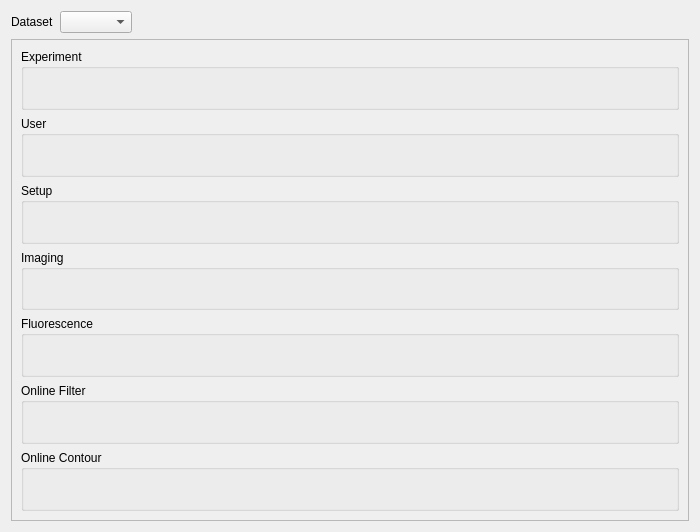
Qt form shapeout2/gui/analysis/ana_meta.ui (ZELLMECHANIK-DRESDEN/ShapeOut2) before a commit.
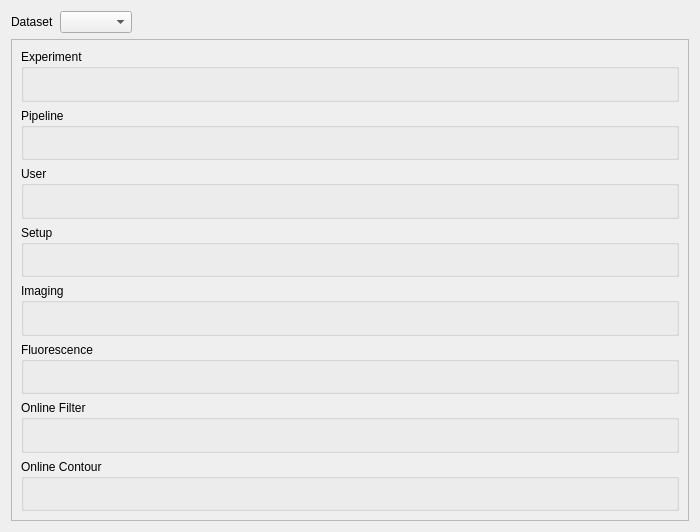
The same form after that commit.

Commit message: enh: show dcnum pipeline identifiers in Analysis view

```diff
--- a/shapeout2/gui/analysis/ana_meta.ui
+++ b/shapeout2/gui/analysis/ana_meta.ui
@@ -59,19 +59,27 @@
         <x>0</x>
         <y>0</y>
         <width>680</width>
-        <height>477</height>
+        <height>479</height>
        </rect>
       </property>
       <layout class="QGridLayout" name="gridLayout_2">
        <item row="4" column="0">
-        <widget class="QGroupBox" name="groupBox_fluorescence">
+        <widget class="QGroupBox" name="groupBox_imaging">
          <property name="title">
-          <string>Fluorescence</string>
+          <string>Imaging</string>
          </property>
-         <layout class="QVBoxLayout" name="verticalLayout_4"/>
+         <layout class="QVBoxLayout" name="verticalLayout_3"/>
         </widget>
        </item>
-       <item row="6" column="0">
+       <item row="3" column="0">
+        <widget class="QGroupBox" name="groupBox_setup">
+         <property name="title">
+          <string>Setup</string>
+         </property>
+         <layout class="QVBoxLayout" name="verticalLayout_2"/>
+        </widget>
+       </item>
+       <item row="7" column="0">
         <widget class="QGroupBox" name="groupBox_online_filter">
          <property name="title">
           <string>Online Filter</string>
@@ -90,31 +98,7 @@
          <layout class="QVBoxLayout" name="verticalLayout"/>
         </widget>
        </item>
-       <item row="7" column="0">
-        <widget class="QGroupBox" name="groupBox_online_contour">
-         <property name="title">
-          <string>Online Contour</string>
-         </property>
-         <layout class="QVBoxLayout" name="verticalLayout_6"/>
-        </widget>
-       </item>
-       <item row="3" column="0">
-        <widget class="QGroupBox" name="groupBox_imaging">
-         <property name="title">
-          <string>Imaging</string>
-         </property>
-         <layout class="QVBoxLayout" name="verticalLayout_3"/>
-        </widget>
-       </item>
        <item row="2" column="0">
-        <widget class="QGroupBox" name="groupBox_setup">
-         <property name="title">
-          <string>Setup</string>
-         </property>
-         <layout class="QVBoxLayout" name="verticalLayout_2"/>
-        </widget>
-       </item>
-       <item row="1" column="0">
         <widget class="QGroupBox" name="groupBox_user">
          <property name="title">
           <string>User</string>
@@ -122,6 +106,30 @@
          <layout class="QVBoxLayout" name="verticalLayout_8"/>
         </widget>
        </item>
+       <item row="5" column="0">
+        <widget class="QGroupBox" name="groupBox_fluorescence">
+         <property name="title">
+          <string>Fluorescence</string>
+         </property>
+         <layout class="QVBoxLayout" name="verticalLayout_4"/>
+        </widget>
+       </item>
+       <item row="8" column="0">
+        <widget class="QGroupBox" name="groupBox_online_contour">
+         <property name="title">
+          <string>Online Contour</string>
+         </property>
+         <layout class="QVBoxLayout" name="verticalLayout_6"/>
+        </widget>
+       </item>
+       <item row="1" column="0">
+        <widget class="QGroupBox" name="groupBox_pipeline">
+         <property name="title">
+          <string>Pipeline</string>
+         </property>
+         <layout class="QVBoxLayout" name="verticalLayout_9"/>
+        </widget>
+       </item>
       </layout>
      </widget>
     </widget>
```
The commit also changes 2 other files.
